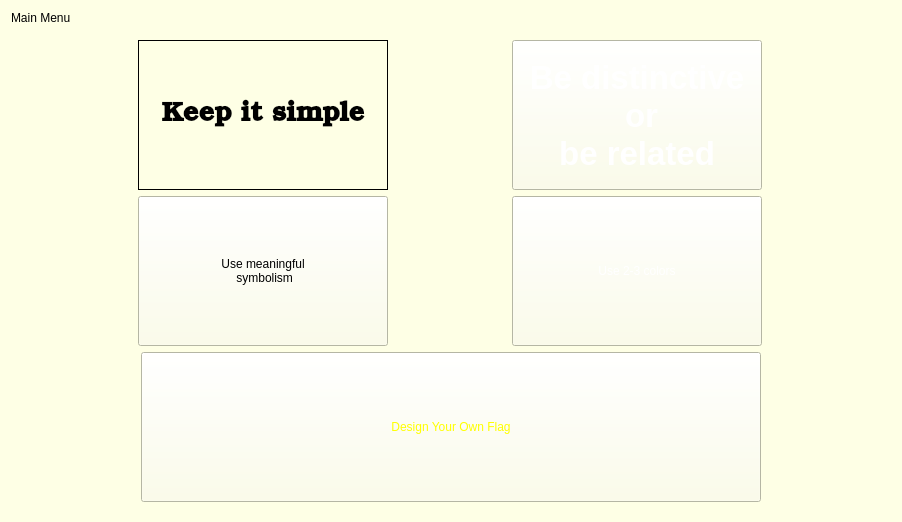
Before: the Qt Designer form mainmenu.ui in zxjorge/EDApp, drawn with Qt 5.
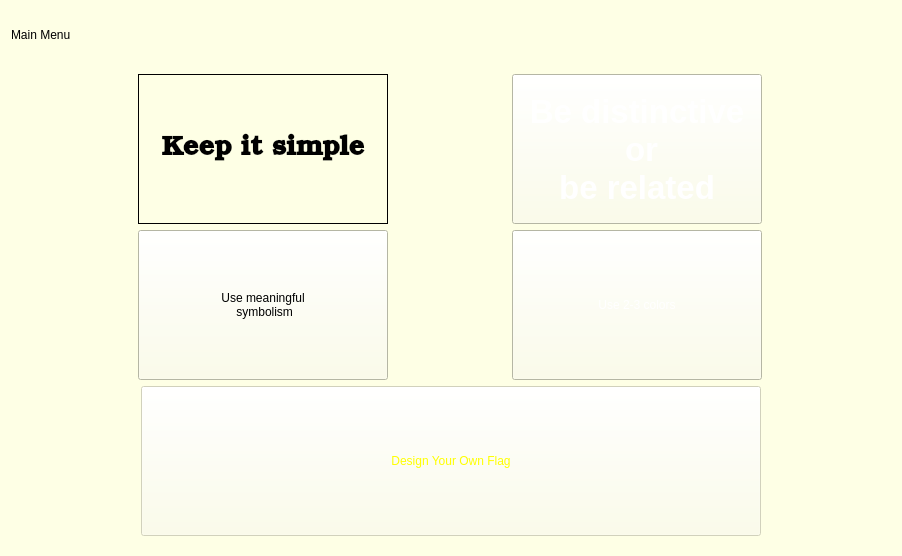
After: the same form once the commit is applied. Icons and pictures are not drawn.

Commit message: Progress is now able to be saved. Once all 4 lessons are completed the design button is enabled

Patch:
```diff
--- a/mainmenu.ui
+++ b/mainmenu.ui
@@ -7,7 +7,7 @@
     <x>0</x>
     <y>0</y>
     <width>902</width>
-    <height>461</height>
+    <height>556</height>
    </rect>
   </property>
   <property name="sizePolicy">
@@ -16,6 +16,11 @@
     <verstretch>0</verstretch>
    </sizepolicy>
   </property>
+  <property name="font">
+   <font>
+    <family>.AppleSystemUIFont</family>
+   </font>
+  </property>
   <property name="windowTitle">
    <string>Form</string>
   </property>
@@ -218,6 +223,9 @@
        <layout class="QHBoxLayout" name="horizontalLayout_4">
         <item>
          <widget class="QPushButton" name="DesignButton">
+          <property name="enabled">
+           <bool>false</bool>
+          </property>
           <property name="minimumSize">
            <size>
             <width>0</width>
```
The commit also changes 5 other files.
